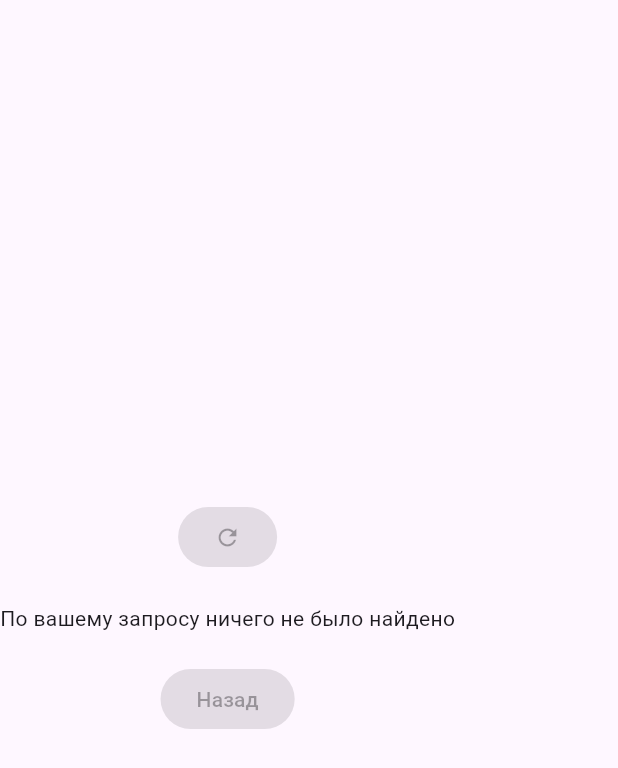
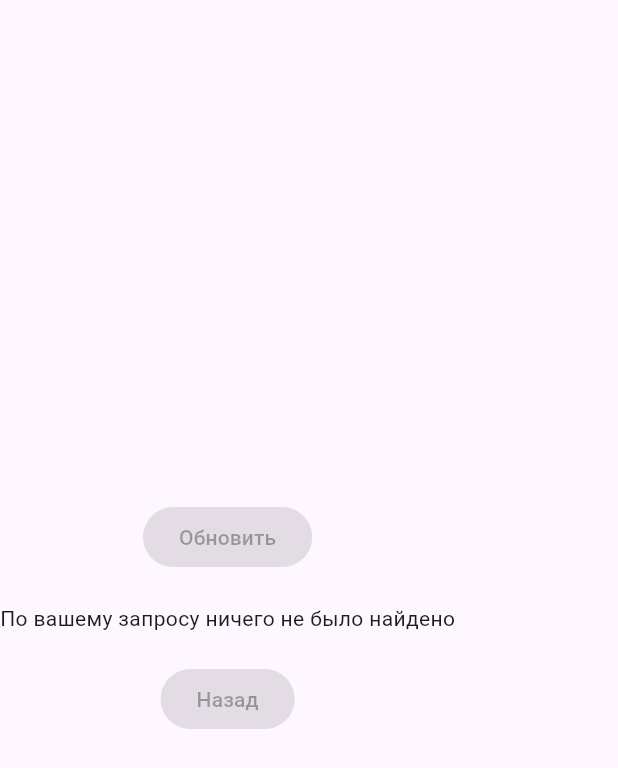
Before and after one commit to juiceNewton-1/search_parking_tile, a Flutter app: the _NotFoundColumn widget shown alone on an empty page, opened directly, on a phone screen of 412 x 824 dp. Shown: the top 768 px of the screen. Run offline on Flutter 3.47's test engine with Material 2 defaults, Android fonts, the light colour scheme and no system bars; our stand-ins replace flutter_bloc.

Commit message:
Replace icon in RefreshButton

```diff
--- a/lib/widgets/views/home_view.dart
+++ b/lib/widgets/views/home_view.dart
@@ -210,7 +210,7 @@ class _NotFoundColumn extends StatelessWidget {
       children: [
         ElevatedButton(
           onPressed: refreshAction,
-          child: const Icon(Icons.refresh),
+          child: const Text('Обновить'),
         ),
         const SizedBox(height: 20),
         const Text('По вашему запросу ничего не было найдено'),
```
